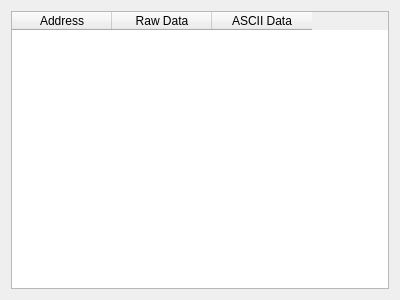
Old version of the form src/MemoryWidget.ui in the repository sundrythoughts/EmuCpu.
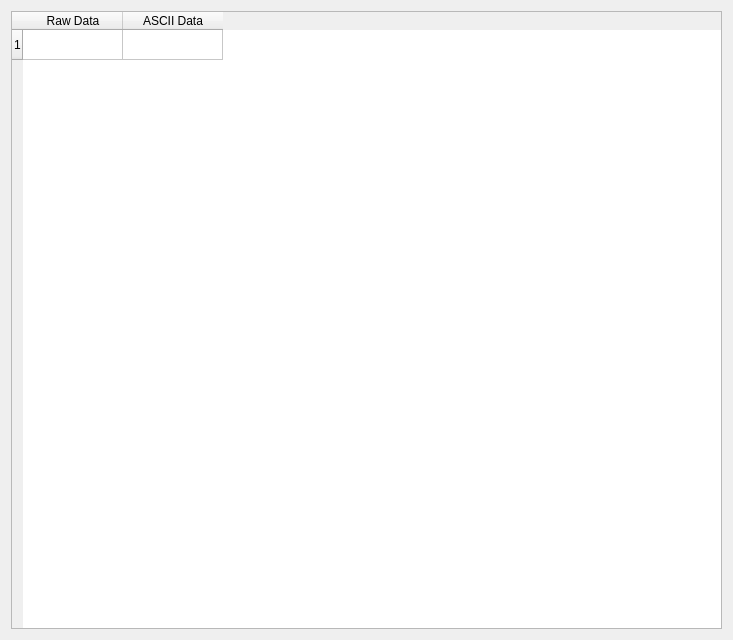
New version of the form.

Patch:
```diff
--- a/src/MemoryWidget.ui
+++ b/src/MemoryWidget.ui
@@ -6,8 +6,8 @@
    <rect>
     <x>0</x>
     <y>0</y>
-    <width>400</width>
-    <height>300</height>
+    <width>733</width>
+    <height>640</height>
    </rect>
   </property>
   <property name="windowTitle">
@@ -22,11 +22,11 @@
        <bold>false</bold>
       </font>
      </property>
-     <column>
+     <row>
       <property name="text">
-       <string>Address</string>
+       <string>1</string>
       </property>
-     </column>
+     </row>
      <column>
       <property name="text">
        <string>Raw Data</string>
```
